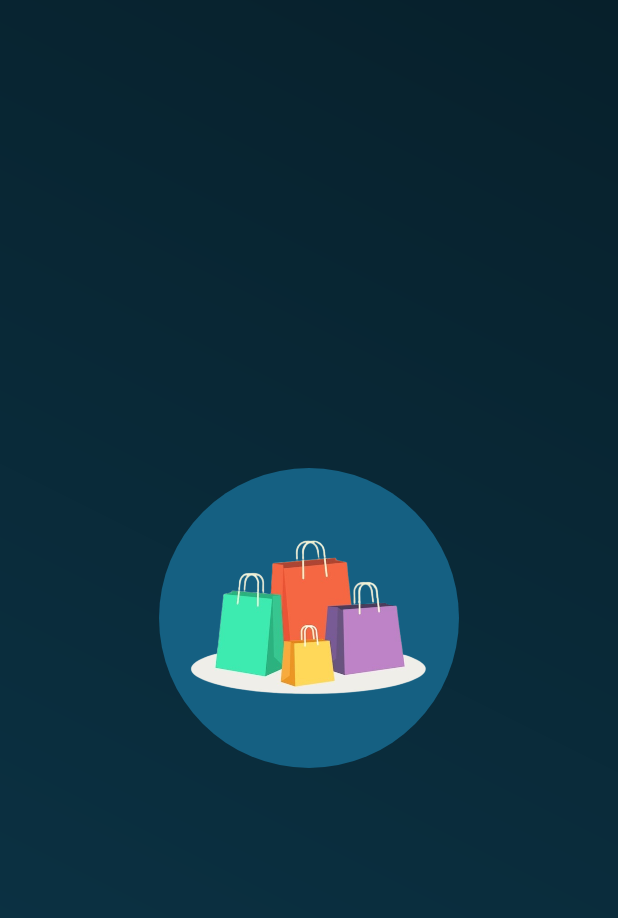
After one commit to anjana-madushan/ShopEase, an Android app: the layout activity_splash.xml on its own in the app's theme, with its tools: preview values and no code run, on a phone screen of 412 x 824 dp. The commit adds this screen. Shown: the top 918 px of the screen. Run offline under Robolectric (Android 15) with nearby library versions, the phone set to English and light mode, and no system bars.

Commit message:
splash screen

```diff
--- /dev/null
+++ b/mobileapp/app/src/main/java/com/sliit/shopease/Config.java
@@ -0,0 +1,5 @@
+package com.sliit.shopease;
+
+public class Config {
+  public static final int SPLASH_SCREEN_DELAY = 3000; // 3 seconds
+}
--- /dev/null
+++ b/mobileapp/app/src/main/res/drawable/background_gradient.xml
@@ -0,0 +1,9 @@
+<?xml version="1.0" encoding="utf-8"?>
+<shape xmlns:android="http://schemas.android.com/apk/res/android">
+    <gradient
+        android:angle="45"
+        android:startColor="@color/primary_dark"
+        android:endColor="@color/primary_darker"
+        android:type="linear"
+        />
+</shape>
--- /dev/null
+++ b/mobileapp/app/src/main/res/drawable/circle.xml
@@ -0,0 +1,6 @@
+<?xml version="1.0" encoding="utf-8"?>
+<shape xmlns:android="http://schemas.android.com/apk/res/android">
+    <solid android:color="@color/primary"/> <!-- Red color -->
+    <corners android:radius="100dp"/> <!-- Making the shape a circle -->
+    <size android:width="200dp" android:height="200dp"/> <!-- Diameter of the circle -->
+</shape>
--- /dev/null
+++ b/mobileapp/app/src/main/res/layout/activity_splash.xml
@@ -0,0 +1,22 @@
+<?xml version="1.0" encoding="utf-8"?>
+<RelativeLayout xmlns:android="http://schemas.android.com/apk/res/android"
+    android:layout_width="match_parent"
+    android:layout_height="match_parent"
+    android:background="@drawable/background_gradient">
+
+    <FrameLayout
+        android:layout_width="200dp"
+        android:layout_height="200dp"
+        android:layout_centerInParent="true"
+        android:background="@drawable/circle">
+
+        <ImageView
+            android:id="@+id/splash_image"
+            android:layout_width="wrap_content"
+            android:layout_height="wrap_content"
+            android:layout_margin="20dp"
+            android:contentDescription="@string/shop_ease_logo_image"
+            android:src="@drawable/logo" />
+    </FrameLayout>
+
+</RelativeLayout>
--- a/mobileapp/app/src/main/res/values/colors.xml
+++ b/mobileapp/app/src/main/res/values/colors.xml
@@ -2,4 +2,9 @@
 <resources>
     <color name="black">#FF000000</color>
     <color name="white">#FFFFFFFF</color>
+
+    <color name="primary">#FF156082</color>
+    <color name="primary_dark">#FF0c3548</color>
+    <color name="primary_darker">#FF07202b</color>
+    <color name="primary_light">#FF73a0b4</color>
 </resources>
--- a/mobileapp/app/src/main/res/values/strings.xml
+++ b/mobileapp/app/src/main/res/values/strings.xml
@@ -1,3 +1,4 @@
 <resources>
     <string name="app_name">ShopEase</string>
+    <string name="shop_ease_logo_image">ShopEase Logo Image</string>
 </resources>
--- a/mobileapp/app/src/main/res/values/themes.xml
+++ b/mobileapp/app/src/main/res/values/themes.xml
@@ -6,4 +6,10 @@
     </style>
 
     <style name="Theme.ShopEase" parent="Base.Theme.ShopEase" />
+
+    <!-- Full-screen Splash Screen Theme -->
+    <style name="Theme.SplashScreen" parent="Theme.Design.NoActionBar">
+        <item name="android:windowFullscreen">true</item>
+        <item name="android:windowNoTitle">true</item>
+    </style>
 </resources>
```
Also changed, not shown: mobileapp/app/src/main/AndroidManifest.xml (+6 -2 lines), mobileapp/app/src/main/java/com/sliit/shopease/SplashActivity.java (added, +33 -0 lines).
